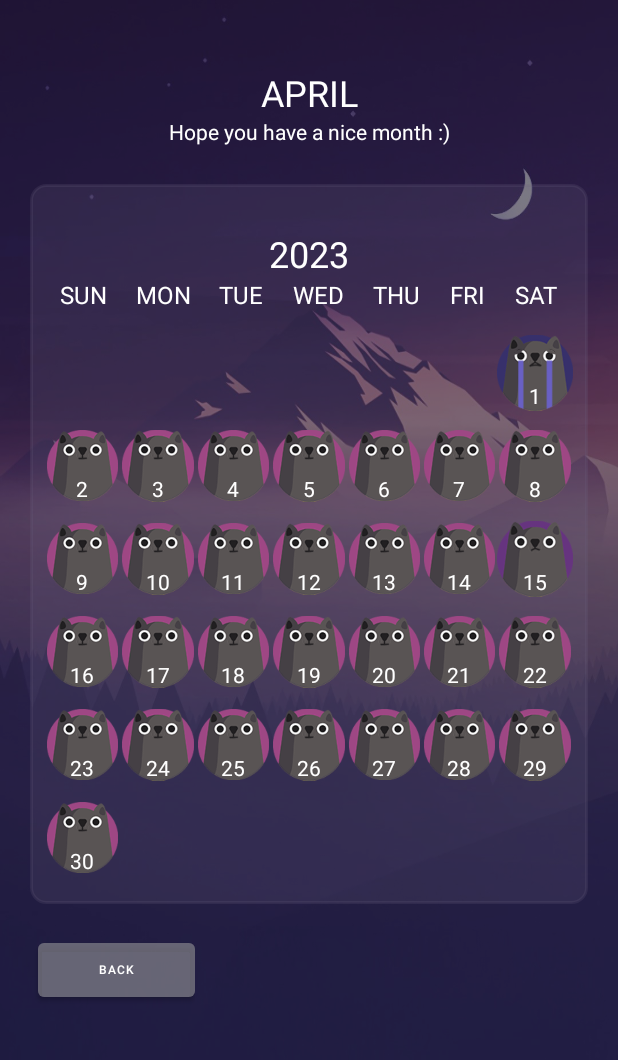
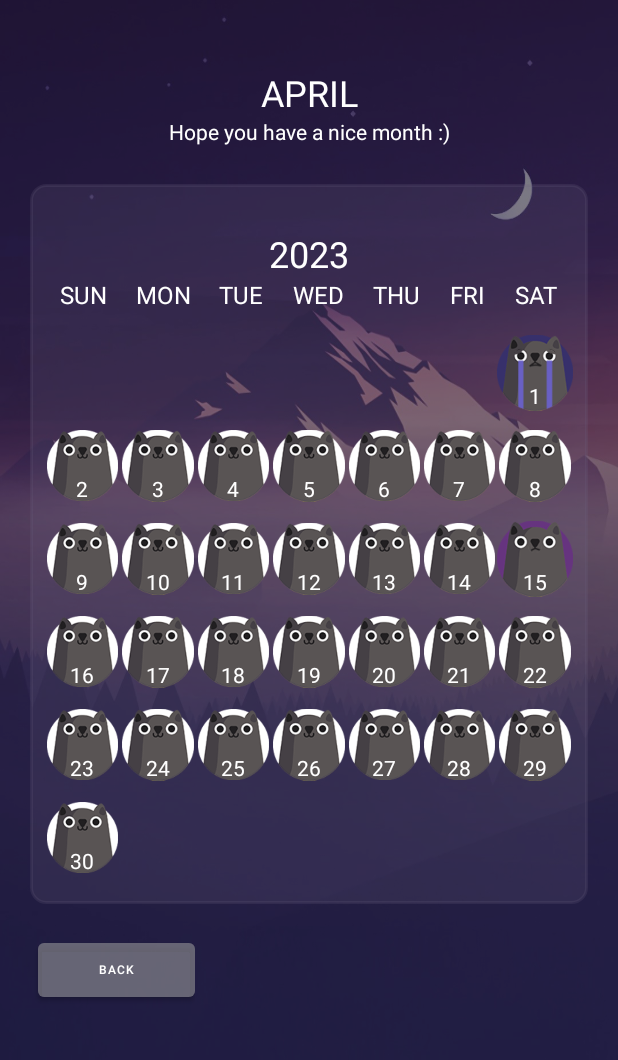
Before and after one commit to Dewvie-Github/Mamood-Diary, an Android app: the MainActivity screen opened directly, with no data from a screen before it, on a phone screen of 412 x 824 dp, the part 111-1171 px from its top. Run offline under Robolectric (Android 15) with nearby library versions, the phone set to English and light mode, and no system bars.

Commit message:
Fix bug.

```diff
--- a/app/src/main/java/com/example/mamooddiary/CalendarAdapter.java
+++ b/app/src/main/java/com/example/mamooddiary/CalendarAdapter.java
@@ -51,7 +51,7 @@ public class CalendarAdapter extends RecyclerView.Adapter<CalendarViewHolder> {
             view = inflater.inflate(R.layout.calendar_empty_cell, parent, false);
         }
         else if(!CalendarViewHolder.isNotedDay(day, monthOfDay, yearOfDay)){
-            view = inflater.inflate(R.layout.calendar_normal_cell, parent, false);
+            view = inflater.inflate(R.layout.calendar_default_cell, parent, false);
         }else if (mood.equals("happy")){
             view = inflater.inflate(R.layout.calendar_happy_cell, parent, false);
         }else if (mood.equals("notok")){
@@ -61,7 +61,7 @@ public class CalendarAdapter extends RecyclerView.Adapter<CalendarViewHolder> {
         }else if (mood.equals("smile")){
             view = inflater.inflate(R.layout.calendar_smile_cell, parent, false);
         }else{
-            view = inflater.inflate(R.layout.calendar_default_cell, parent, false);
+            view = inflater.inflate(R.layout.calendar_normal_cell, parent, false);
         }
 
         ViewGroup.LayoutParams layoutParams = view.getLayoutParams();
--- a/app/src/main/java/com/example/mamooddiary/CalendarViewHolder.java
+++ b/app/src/main/java/com/example/mamooddiary/CalendarViewHolder.java
@@ -42,8 +42,8 @@ public class CalendarViewHolder extends RecyclerView.ViewHolder implements View.
         }
         // default day
         else if ( !isNotedDay(day, monthOfDay, yearOfDay)){
-            parentLayout = itemView.findViewById(R.id.parent_normal_layout);
-            dayOfMonth = itemView.findViewById(R.id.cellNormalDayText);
+            parentLayout = itemView.findViewById(R.id.parent_default_layout);
+            dayOfMonth = itemView.findViewById(R.id.cellDefaultDayText);
             itemView.setOnClickListener(this);
         }
         switch (getMoodTypeByDate(day,monthOfDay,yearOfDay)){
--- a/app/src/main/java/com/example/mamooddiary/MockData.java
+++ b/app/src/main/java/com/example/mamooddiary/MockData.java
@@ -15,5 +15,4 @@ public class MockData {
 
         return notes;
     }
-
 }
```
